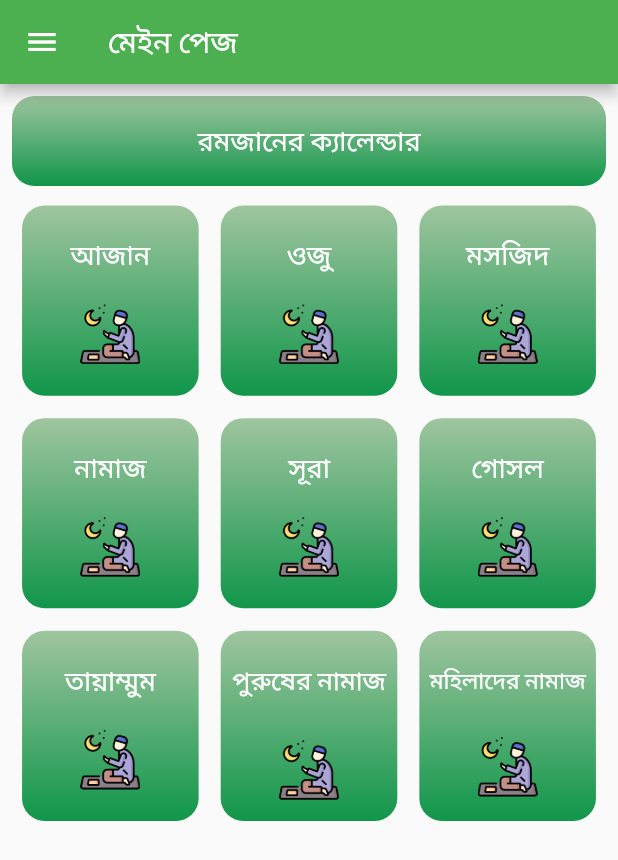
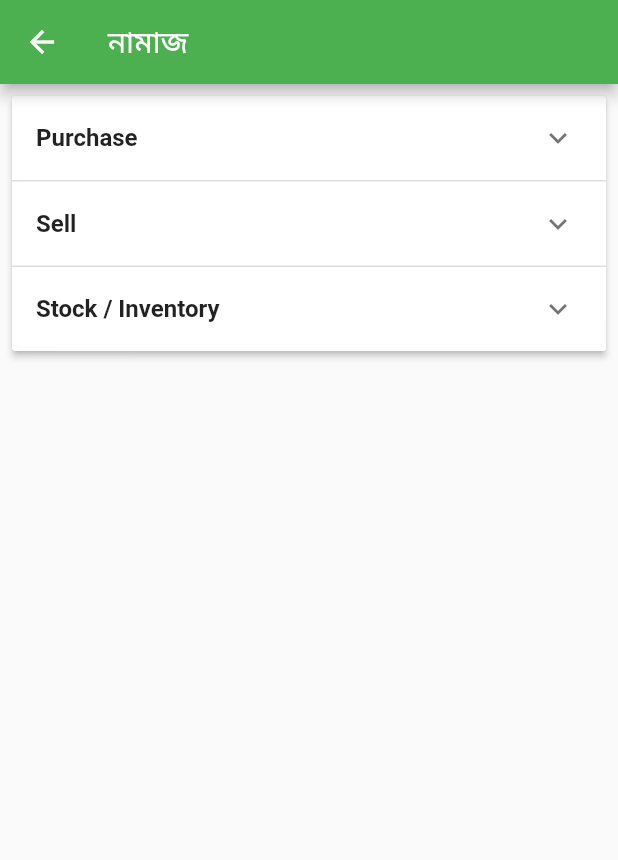
Before and after one commit to Ibrahim-K98han/islamic_apps, a Flutter app: the screen it shows after launch, after a tap on "নামাজ", on a phone screen of 412 x 824 dp. Shown: the top 860 px of the screen. Run offline on Flutter 3.47's test engine with Material 2 defaults, Android fonts, the phone set to English and light mode, and no system bars.

Commit message:
namaj page added

```diff
--- a/lib/pages/home_page.dart
+++ b/lib/pages/home_page.dart
@@ -1,6 +1,7 @@
 import 'package:flutter/material.dart';
 import 'package:namaj_apps/pages/azan_page.dart';
 import 'package:namaj_apps/pages/masjid_page.dart';
+import 'package:namaj_apps/pages/namaj_page.dart';
 import 'package:namaj_apps/pages/romjan_calender_page.dart';
 
 import 'oju_page.dart';
@@ -246,10 +247,10 @@ class _HomePageState extends State<HomePage> {
               children: [
                 InkWell(
                   onTap: () {
-                    // Navigator.push(
-                    //   context,
-                    //   MaterialPageRoute(builder: (context) => AzanPage()),
-                    // );
+                    Navigator.push(
+                      context,
+                      MaterialPageRoute(builder: (context) => NamajPage()),
+                    );
                   },
                   child: Expanded(
                     child: Container(
--- /dev/null
+++ b/lib/pages/namaj_page.dart
@@ -0,0 +1,132 @@
+import 'package:flutter/material.dart';
+
+class NamajPage extends StatefulWidget {
+  const NamajPage({Key? key}) : super(key: key);
+
+  @override
+  State<NamajPage> createState() => _NamajPageState();
+}
+
+class _NamajPageState extends State<NamajPage> {
+  @override
+  Widget build(BuildContext context) {
+    return Scaffold(
+      appBar: AppBar(
+        backgroundColor: Colors.green,
+        title: Text('নামাজ'),),
+      body: Column(
+        children: [
+          Steps(),
+        ],
+      ),
+    );
+  }
+}
+
+
+class Step {
+  Step(this.heading, this.subHeading,this.subHeading1,this.subHeading2,this.subHeading3,
+      [this.isExpanded = false]);
+  String heading;
+  String subHeading;
+  String subHeading1;
+  String subHeading2;
+  String subHeading3;
+  bool isExpanded;
+}
+
+List<Step> getSteps() {
+  return [
+    Step('Purchase', 'Purchase List','Order List','VAT List','Product Unit'),
+    Step('Sell', 'Purchase List','Order List','VAT List','Product Unit'),
+    Step('Stock / Inventory', 'Purchase List','Order List','VAT List','Product Unit'),
+  ];
+}
+
+
+class Steps extends StatefulWidget {
+  const Steps({Key? key}) : super(key: key);
+  @override
+  State<Steps> createState() => _StepsState();
+}
+
+class _StepsState extends State<Steps> {
+  final List<Step> _steps = getSteps();
+  @override
+  Widget build(BuildContext context) {
+    return SingleChildScrollView(
+      child: Column(
+        children: [
+          Container(
+            child: _renderSteps(),
+          ),
+        ],
+      ),
+    );
+  }
+
+  Widget _renderSteps() {
+    return Padding(
+      padding: const EdgeInsets.all(8.0),
+      child: ExpansionPanelList(
+        expansionCallback: (int index, bool isExpanded) {
+          setState(() {
+            _steps[index].isExpanded = !isExpanded;
+          });
+        },
+        children: _steps.map<ExpansionPanel>((Step step) {
+          return ExpansionPanel(
+            headerBuilder: (BuildContext context, bool isExpanded) {
+              return ListTile(
+                title: Text(
+                  step.heading,
+                  style: const TextStyle(
+                      fontSize: 16, fontWeight: FontWeight.bold),
+                ),
+              );
+            },
+            body: Padding(
+              padding: EdgeInsets.only(bottom: 10),
+              child: Column(
+                crossAxisAlignment: CrossAxisAlignment.start,
+                children: [
+                  Text(
+                    '${step.subHeading}',
+                    style: TextStyle(
+                      fontSize: 15,
+                    ),
+                  ),
+                  Text(
+                    '${step.subHeading1}',
+                    style: TextStyle(
+                      fontSize: 15,
+                    ),
+                  ),
+                  Text(
+                    '${step.subHeading2}',
+                    style: TextStyle(
+                      fontSize: 15,
+                    ),
+                  ),
+                  Text(
+                    '${step.subHeading3}',
+                    style: TextStyle(
+                      fontSize: 15,
+                    ),
+                  ),
+                  Text(
+                    '${step.subHeading}',
+                    style: TextStyle(
+                      fontSize: 15,
+                    ),
+                  ),
+                ],
+              ),
+            ),
+            isExpanded: step.isExpanded,
+          );
+        }).toList(),
+      ),
+    );
+  }
+}
```
Also changed, not shown: lib/widgets/steps_widgets.dart (added).
